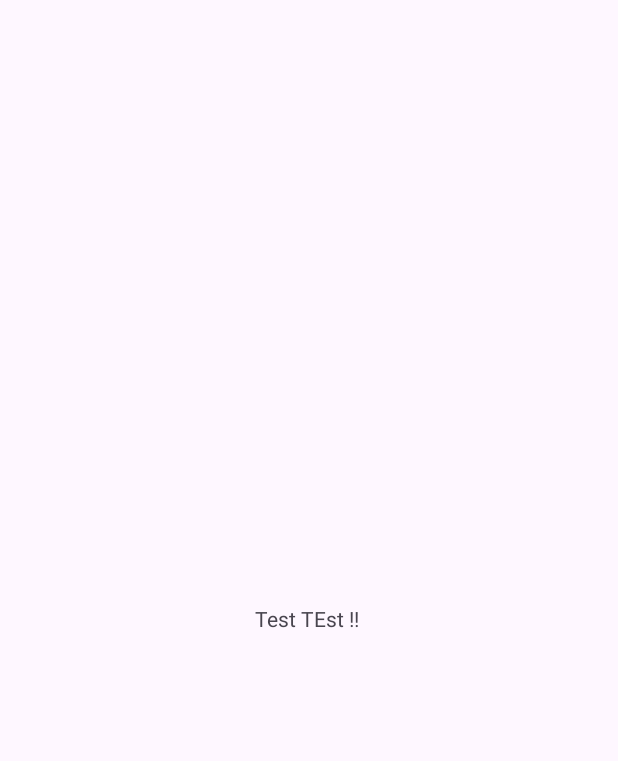
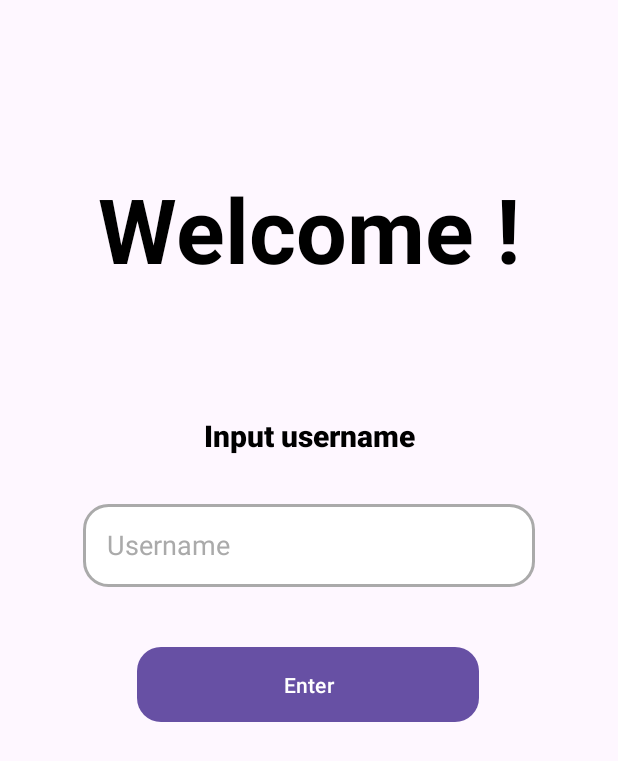
Before and after one commit to Proylann/IntelliQuiz.github.io, an Android app: the MainActivity screen opened directly, with no data from a screen before it, on a phone screen of 412 x 824 dp. Before the commit the part shown is almost empty. Shown: the top 761 px of the screen. Run offline under Robolectric (Android 15) with nearby library versions, the phone set to English and light mode, and no system bars.

Commit message:
Added pages

```diff
--- a/app/src/main/AndroidManifest.xml
+++ b/app/src/main/AndroidManifest.xml
@@ -12,7 +12,9 @@
         android:supportsRtl="true"
         android:theme="@style/Theme.IntelliQuiz"
         tools:targetApi="31">
-
+        <activity
+            android:name=".Leaderboards"
+            android:exported="true" />
         <activity
             android:name=".Welcome_Page"
             android:exported="true">
--- a/app/src/main/res/layout/activity_main.xml
+++ b/app/src/main/res/layout/activity_main.xml
@@ -1,5 +1,6 @@
 <?xml version="1.0" encoding="utf-8"?>
-<androidx.constraintlayout.widget.ConstraintLayout xmlns:android="http://schemas.android.com/apk/res/android"
+<androidx.constraintlayout.widget.ConstraintLayout
+    xmlns:android="http://schemas.android.com/apk/res/android"
     xmlns:app="http://schemas.android.com/apk/res-auto"
     xmlns:tools="http://schemas.android.com/tools"
     android:id="@+id/main"
@@ -7,13 +8,68 @@
     android:layout_height="match_parent"
     tools:context=".MainActivity">
 
+    <!-- Big Welcome Text -->
+
+    <!-- Small Text below Welcome -->
+
+    <!-- EditText with rounded corners -->
+
+    <!-- Enter Button -->
+
     <TextView
+        android:id="@+id/welcomeTextView"
         android:layout_width="wrap_content"
         android:layout_height="wrap_content"
-        android:text="Test TEst !! "
-        app:layout_constraintBottom_toBottomOf="parent"
+        android:layout_marginTop="112dp"
+        android:text="Welcome !"
+        android:textColor="@android:color/black"
+        android:textSize="60sp"
+        android:textStyle="bold"
         app:layout_constraintEnd_toEndOf="parent"
         app:layout_constraintStart_toStartOf="parent"
         app:layout_constraintTop_toTopOf="parent" />
 
+    <TextView
+        android:id="@+id/inputPromptTextView"
+        android:layout_width="wrap_content"
+        android:layout_height="wrap_content"
+        android:layout_marginTop="84dp"
+        android:fontFamily="sans-serif-black"
+        android:text="Input username"
+        android:textColor="@android:color/background_dark"
+        android:textSize="20sp"
+        app:layout_constraintEnd_toEndOf="parent"
+        app:layout_constraintStart_toStartOf="parent"
+        app:layout_constraintTop_toBottomOf="@id/welcomeTextView" />
+
+    <EditText
+        android:id="@+id/userInp"
+        android:layout_width="301dp"
+        android:layout_height="55dp"
+        android:layout_marginTop="32dp"
+        android:background="@drawable/rounded_edges"
+        android:hint="Username"
+        android:inputType="textPersonName"
+        android:padding="16dp"
+        android:textColorHint="@android:color/darker_gray"
+        app:layout_constraintEnd_toEndOf="parent"
+        app:layout_constraintStart_toStartOf="parent"
+        app:layout_constraintTop_toBottomOf="@id/inputPromptTextView"
+        app:layout_constraintWidth_percent="0.8" />
+
+    <Button
+        android:id="@+id/enterButton"
+        android:layout_width="228dp"
+        android:layout_height="50dp"
+        android:layout_marginTop="40dp"
+        android:background="@drawable/rounded_button"
+        android:padding="10dp"
+        android:text="Enter"
+        android:textColor="@android:color/white"
+        app:layout_constraintEnd_toEndOf="parent"
+        app:layout_constraintHorizontal_bias="0.497"
+        app:layout_constraintStart_toStartOf="parent"
+        app:layout_constraintTop_toBottomOf="@id/userInp"
+        app:layout_constraintWidth_percent="0.8" />
+
 </androidx.constraintlayout.widget.ConstraintLayout>
```
Also changed, not shown: app/src/main/java/com/example/intelliquiz/Leaderboards.kt (added, +32 -0 lines), app/src/main/java/com/example/intelliquiz/Welcome_Page.kt (+19 -0 lines), app/src/main/res/drawable/boxed_corners.xml (added, +9 -0 lines), app/src/main/res/layout/activity_leaderboards.xml (added, +146 -0 lines), app/src/main/res/layout/welcome_page.xml (+5 -9 lines), 2 other files.
